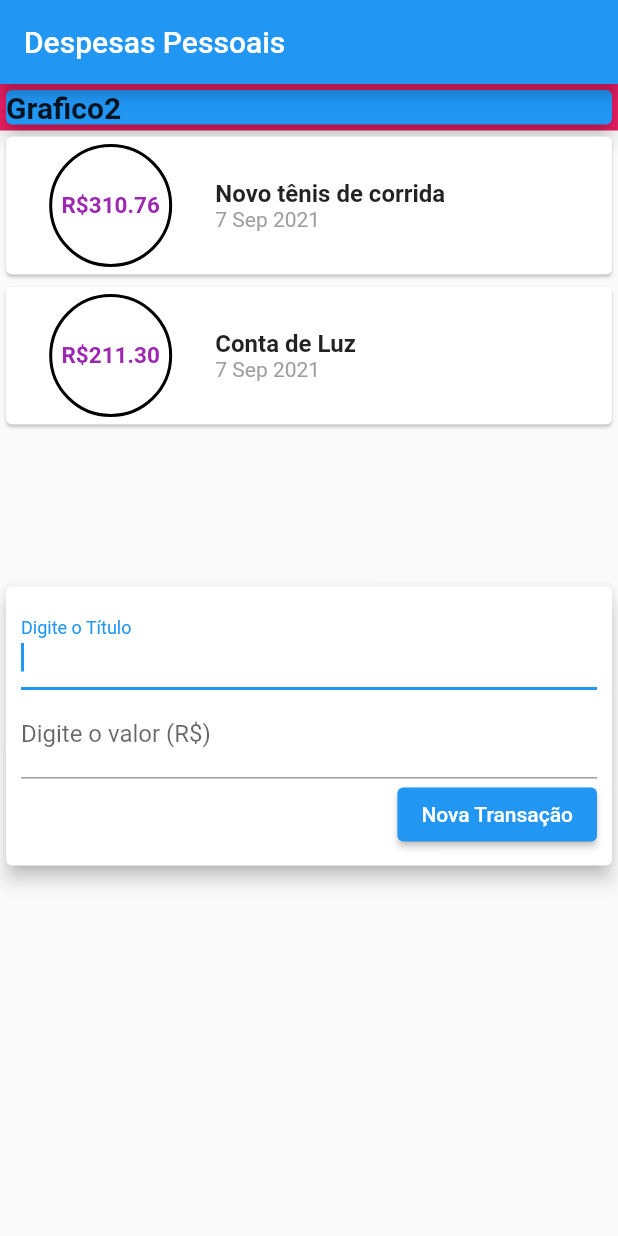
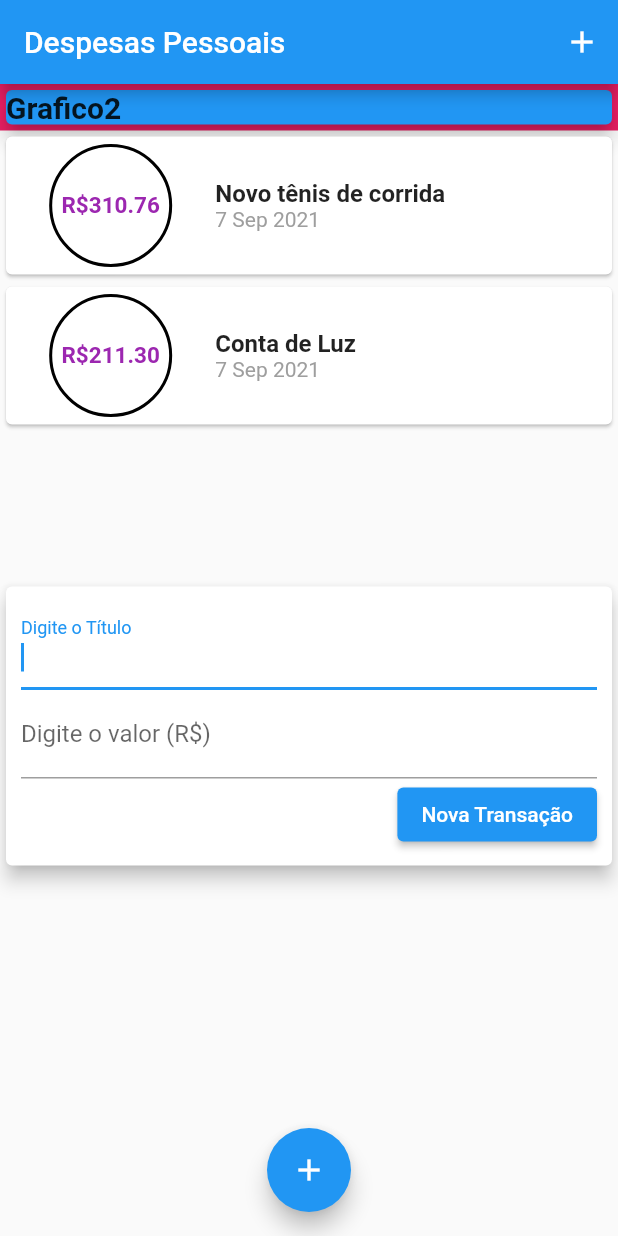
Before and after one commit to EuHigorBarbosa/HBM, a Flutter app: the screen it shows after launch, on a phone screen of 412 x 824 dp. Run offline on Flutter 3.47's test engine with Material 2 defaults, Android fonts, the phone set to English and light mode, and no system bars.

Commit message:
Botoes de Icones adicionados mas vazios

```diff
--- a/lib/main.dart
+++ b/lib/main.dart
@@ -21,7 +21,9 @@ class MyHomePage extends StatelessWidget {
     return Scaffold(
       appBar: AppBar(
         title: Text('Despesas Pessoais'),
+        actions: <Widget>[IconButton(onPressed: () {}, icon: Icon(Icons.add))],
       ),
+
 //? ======================= COLUNA DO GRAFICO ===============
       body: ListView(
         //crossAxisAlignment: CrossAxisAlignment.stretch,
@@ -48,6 +50,13 @@ class MyHomePage extends StatelessWidget {
           ),
           //* =============== Eixo PRINCIPAL DOS CARDS dentro de Column ============
           TransactionUser(),
-            ]));
+        ],
+      ),
+      floatingActionButton: FloatingActionButton(
+        onPressed: () {},
+        child: Icon(Icons.add),
+      ),
+      floatingActionButtonLocation: FloatingActionButtonLocation.centerFloat,
+    );
   }
 }
```
Lines whose indentation alone changed are shown as unchanged.
